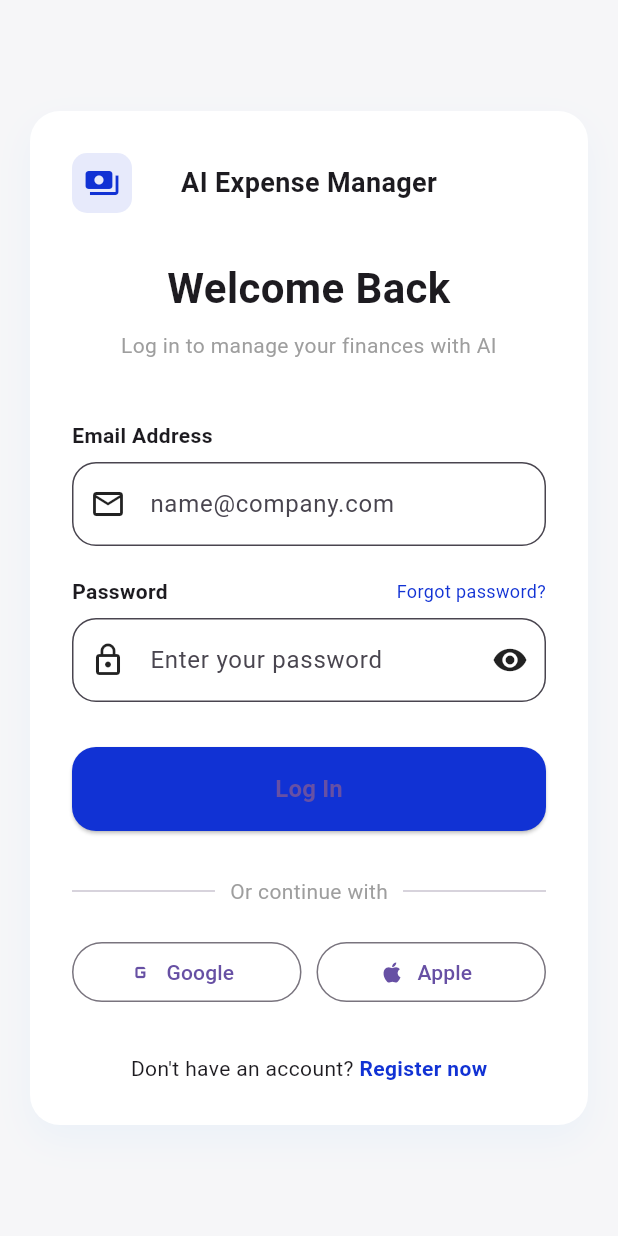
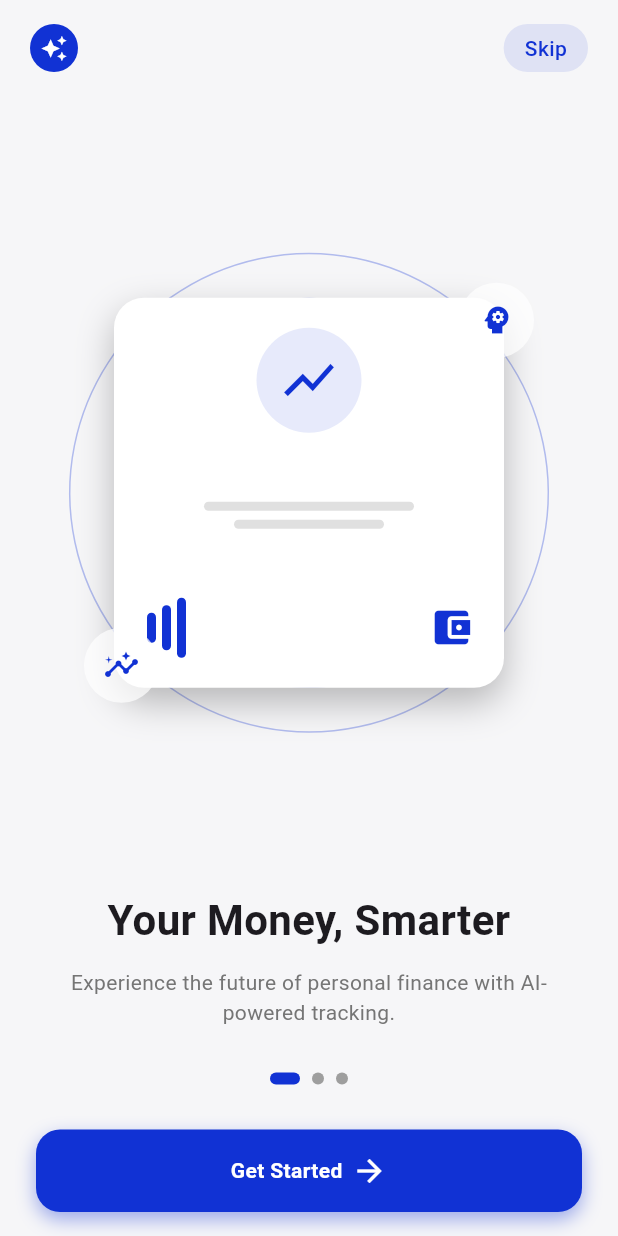
Before and after one commit to Pthieuu/project-base, a Flutter app: the screen it shows after launch, on a phone screen of 412 x 824 dp. Run offline on Flutter 3.47's test engine with Material 3 defaults, Android fonts, the phone set to English and light mode, and no system bars; accounts and stored records are empty.

Commit message:
tạo màn hình onboarding

```diff
--- /dev/null
+++ b/project_base/lib/screens/onboarding_screen.dart
@@ -0,0 +1,336 @@
+import 'dart:math';
+import 'package:flutter/material.dart';
+import 'login_screen.dart';
+
+class OnboardingScreen extends StatelessWidget {
+  const OnboardingScreen({super.key});
+
+  @override
+  Widget build(BuildContext context) {
+    final theme = Theme.of(context);
+    final isDark = theme.brightness == Brightness.dark;
+
+    return Scaffold(
+      backgroundColor:
+          isDark ? const Color(0xFF101322) : const Color(0xFFF6F6F8),
+      body: SafeArea(
+        child: Column(
+          children: [
+            /// HEADER
+            Padding(
+              padding: const EdgeInsets.symmetric(horizontal: 20, vertical: 16),
+              child: Row(
+                mainAxisAlignment: MainAxisAlignment.spaceBetween,
+                children: [
+                  Row(
+                    children: [
+                      Container(
+                        width: 32,
+                        height: 32,
+                        decoration: const BoxDecoration(
+                          color: Color(0xFF1132D4),
+                          shape: BoxShape.circle,
+                        ),
+                        child: const Icon(Icons.auto_awesome,
+                            color: Colors.white, size: 18),
+                      ),
+                      const SizedBox(width: 8),
+
+                    ],
+                  ),
+                  Container(
+                    padding:
+                        const EdgeInsets.symmetric(horizontal: 14, vertical: 6),
+                    decoration: BoxDecoration(
+                      color: const Color(0xFF1132D4).withOpacity(0.1),
+                      borderRadius: BorderRadius.circular(20),
+                    ),
+                    child: const Text(
+                      "Skip",
+                      style: TextStyle(
+                          color: Color(0xFF1132D4),
+                          fontWeight: FontWeight.w500),
+                    ),
+                  )
+                ],
+              ),
+            ),
+
+            /// ILLUSTRATION
+            Expanded(
+              child: Center(
+                child: Stack(
+                  alignment: Alignment.center,
+                  children: [
+                    /// vòng quay ngoài
+                    _SpinningCircle(size: 260, duration: 20),
+
+                    /// vòng quay trong
+                    _SpinningCircle(size: 320, duration: 30, reverse: true),
+
+                    /// CARD
+                    Container(
+                      width: 260,
+                      height: 260,
+                      padding: const EdgeInsets.all(20),
+                      decoration: BoxDecoration(
+                        color: isDark ? Colors.grey[900] : Colors.white,
+                        borderRadius: BorderRadius.circular(20),
+                        boxShadow: const [
+                          BoxShadow(
+                              color: Colors.black26,
+                              blurRadius: 20,
+                              offset: Offset(0, 10))
+                        ],
+                      ),
+                      child: Column(
+                        mainAxisAlignment: MainAxisAlignment.spaceBetween,
+                        children: [
+                          /// icon lớn
+                          Container(
+                            width: 70,
+                            height: 70,
+                            decoration: BoxDecoration(
+                              color: const Color(0xFF1132D4).withOpacity(0.1),
+                              shape: BoxShape.circle,
+                            ),
+                            child: const Icon(Icons.show_chart,
+                              color: Color(0xFF1132D4), size: 40),
+                          ),
+
+                          /// fake text line
+                          Column(
+                            children: [
+                              Container(
+                                height: 6,
+                                width: 140,
+                                decoration: BoxDecoration(
+                                  color: isDark
+                                      ? Colors.grey[700]
+                                      : Colors.grey[300],
+                                  borderRadius: BorderRadius.circular(10),
+                                ),
+                              ),
+                              const SizedBox(height: 6),
+                              Container(
+                                height: 6,
+                                width: 100,
+                                decoration: BoxDecoration(
+                                  color: isDark
+                                      ? Colors.grey[700]
+                                      : Colors.grey[300],
+                                  borderRadius: BorderRadius.circular(10),
+                                ),
+                              ),
+                            ],
+                          ),
+
+                          /// chart
+                          Row(
+                            mainAxisAlignment: MainAxisAlignment.spaceBetween,
+                            children: [
+                              Row(
+                                children: [
+                                  _bar(20),
+                                  _bar(30),
+                                  _bar(40),
+                                ],
+                              ),
+                              const Icon(Icons.account_balance_wallet,
+                                  color: Color(0xFF1132D4), size: 30)
+                            ],
+                          )
+                        ],
+                      ),
+                    ),
+
+                    /// floating icon 1
+                    Positioned(
+                      top: 20,
+                      right: 10,
+                      child: _floatingIcon(Icons.psychology),
+                    ),
+
+                    /// floating icon 2
+                    Positioned(
+                      bottom: 20,
+                      left: 10,
+                      child: _floatingIcon(Icons.insights),
+                    ),
+                  ],
+                ),
+              ),
+            ),
+
+            /// CONTENT
+            Padding(
+              padding: const EdgeInsets.symmetric(horizontal: 24),
+              child: Column(
+                children: [
+                  const Text(
+                    "Your Money, Smarter",
+                    textAlign: TextAlign.center,
+                    style: TextStyle(
+                        fontSize: 28, fontWeight: FontWeight.bold),
+                  ),
+                  const SizedBox(height: 12),
+                  Text(
+                    "Experience the future of personal finance with AI-powered tracking.",
+                    textAlign: TextAlign.center,
+                    style: TextStyle(
+                        color: isDark ? Colors.grey[400] : Colors.grey[600]),
+                  ),
+
+                  const SizedBox(height: 30),
+
+                  /// DOTS
+                  Row(
+                    mainAxisAlignment: MainAxisAlignment.center,
+                    children: [
+                      _dot(active: true),
+                      _dot(),
+                      _dot(),
+                    ],
+                  ),
+
+                  const SizedBox(height: 30),
+
+                  /// BUTTON
+                  GestureDetector(
+                    onTap: () {
+                      Navigator.push(
+                        context,
+                        MaterialPageRoute(
+                          builder: (context) => const LoginScreen(),
+                        ),
+                      );
+                    },
+                    child: Container(
+                      width: double.infinity,
+                      height: 55,
+                      decoration: BoxDecoration(
+                        color: const Color(0xFF1132D4),
+                        borderRadius: BorderRadius.circular(16),
+                        boxShadow: [
+                          BoxShadow(
+                            color: const Color(0xFF1132D4).withOpacity(0.4),
+                            blurRadius: 10,
+                            offset: const Offset(0, 5),
+                          )
+                        ],
+                      ),
+                      child: const Center(
+                        child: Row(
+                          mainAxisAlignment: MainAxisAlignment.center,
+                          children: [
+                            Text("Get Started",
+                                style: TextStyle(
+                                    color: Colors.white,
+                                    fontWeight: FontWeight.bold)),
+                            SizedBox(width: 6),
+                            Icon(Icons.arrow_forward, color: Colors.white)
+                          ],
+                        ),
+                      ),
+                    ),
+                  ),
+
+                  const SizedBox(height: 16),
+                ],
+              ),
+            )
+          ],
+        ),
+      ),
+    );
+  }
+
+  /// bar chart nhỏ
+  static Widget _bar(double h) {
+    return Container(
+      margin: const EdgeInsets.symmetric(horizontal: 2),
+      width: 6,
+      height: h,
+      decoration: BoxDecoration(
+        color: const Color(0xFF1132D4),
+        borderRadius: BorderRadius.circular(3),
+      ),
+    );
+  }
+
+  /// dot indicator
+  static Widget _dot({bool active = false}) {
+    return Container(
+      margin: const EdgeInsets.symmetric(horizontal: 4),
+      width: active ? 20 : 8,
+      height: 8,
+      decoration: BoxDecoration(
+        color: active ? const Color(0xFF1132D4) : Colors.grey,
+        borderRadius: BorderRadius.circular(10),
+      ),
+    );
+  }
+
+  /// icon nổi
+  static Widget _floatingIcon(IconData icon) {
+    return Container(
+      width: 50,
+      height: 50,
+      decoration: BoxDecoration(
+        color: Colors.white.withOpacity(0.7),
+        shape: BoxShape.circle,
+      ),
+      child: Icon(icon, color: const Color(0xFF1132D4)),
+    );
+  }
+}
+
+/// vòng quay animation
+class _SpinningCircle extends StatefulWidget {
+  final double size;
+  final int duration;
+  final bool reverse;
+
+  const _SpinningCircle({
+    required this.size,
+    required this.duration,
+    this.reverse = false,
+  });
+
+  @override
+  State<_SpinningCircle> createState() => _SpinningCircleState();
+}
+
+class _SpinningCircleState extends State<_SpinningCircle>
+    with SingleTickerProviderStateMixin {
+  late AnimationController controller;
+
+  @override
+  void initState() {
+    controller = AnimationController(
+      vsync: this,
+      duration: Duration(seconds: widget.duration),
+    )..repeat();
+    super.initState();
+  }
+
+  @override
+  Widget build(BuildContext context) {
+    return RotationTransition(
+      turns: widget.reverse
+          ? Tween(begin: 1.0, end: 0.0).animate(controller)
+          : controller,
+      child: Container(
+        width: widget.size,
+        height: widget.size,
+        decoration: BoxDecoration(
+          shape: BoxShape.circle,
+          border: Border.all(
+            color: const Color(0xFF1132D4).withOpacity(0.3),
+            width: 1,
+          ),
+        ),
+      ),
+    );
+  }
+}
--- a/project_base/lib/screens/splash_screen.dart
+++ b/project_base/lib/screens/splash_screen.dart
@@ -1,6 +1,6 @@
 import 'dart:async';
 import 'package:flutter/material.dart';
-import '../screens/login_screen.dart';
+import '../screens/onboarding_screen.dart';
 
 class SplashScreen extends StatefulWidget {
   const SplashScreen({super.key});
@@ -28,7 +28,7 @@ class _SplashScreenState extends State<SplashScreen>
         Navigator.pushReplacement(
           context,
           MaterialPageRoute(
-            builder: (context) => const LoginScreen(),
+            builder: (context) => const OnboardingScreen(),
           ),
         );
       }
```
